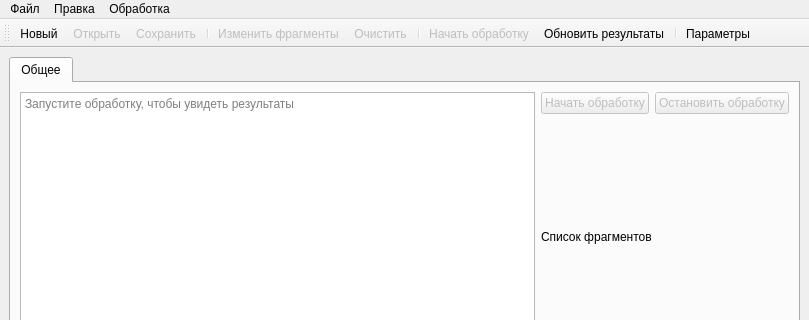
The window that ui/mainwindow.ui (moevm/nosql1h19-text-graph) describes before a commit, drawn with Qt 5; both pictures show x 0 to 809 and y 0 to 320 of the 809 by 742 pixel window.
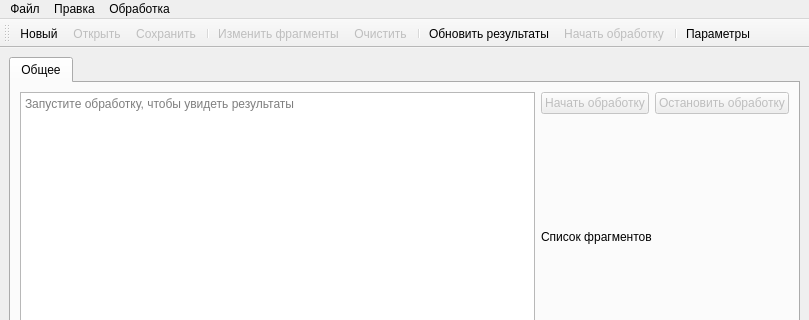
The same window after the commit. Icons and pictures are not drawn.

```diff
--- a/ui/mainwindow.ui
+++ b/ui/mainwindow.ui
@@ -144,8 +144,8 @@
    <addaction name="actionChangeFragments"/>
    <addaction name="actionClear"/>
    <addaction name="separator"/>
-   <addaction name="actionStartProcess"/>
    <addaction name="actionUpdateResults"/>
+   <addaction name="actionStartProcess"/>
    <addaction name="separator"/>
    <addaction name="actionOpenParams"/>
   </widget>
```
